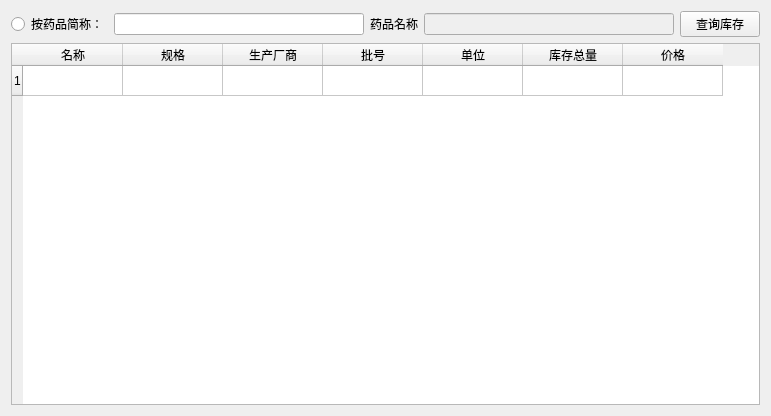
The window that druginventory.ui (histest/his) describes before a commit, drawn with Qt 5.
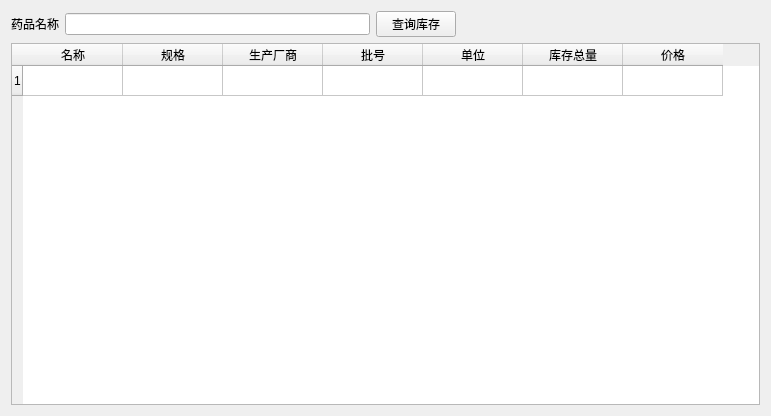
The same window after the commit.

Diff of the .ui file:
```diff
--- a/druginventory.ui
+++ b/druginventory.ui
@@ -16,20 +16,6 @@
   <layout class="QVBoxLayout" name="verticalLayout">
    <item>
     <layout class="QHBoxLayout" name="horizontalLayout">
-     <item>
-      <widget class="QRadioButton" name="radioButton_1">
-       <property name="text">
-        <string>按药品简称：</string>
-       </property>
-      </widget>
-     </item>
-     <item>
-      <widget class="QLineEdit" name="lineEdit_code">
-       <property name="text">
-        <string/>
-       </property>
-      </widget>
-     </item>
      <item>
       <widget class="QLabel" name="label">
        <property name="text">
@@ -38,9 +24,9 @@
       </widget>
      </item>
      <item>
-      <widget class="QLineEdit" name="lineEdit_name">
-       <property name="enabled">
-        <bool>false</bool>
+      <widget class="QLineEdit" name="lineEdit_code">
+       <property name="text">
+        <string/>
        </property>
       </widget>
      </item>
@@ -51,6 +37,19 @@
        </property>
       </widget>
      </item>
+     <item>
+      <spacer name="horizontalSpacer">
+       <property name="orientation">
+        <enum>Qt::Horizontal</enum>
+       </property>
+       <property name="sizeHint" stdset="0">
+        <size>
+         <width>40</width>
+         <height>20</height>
+        </size>
+       </property>
+      </spacer>
+     </item>
     </layout>
    </item>
    <item>
```
